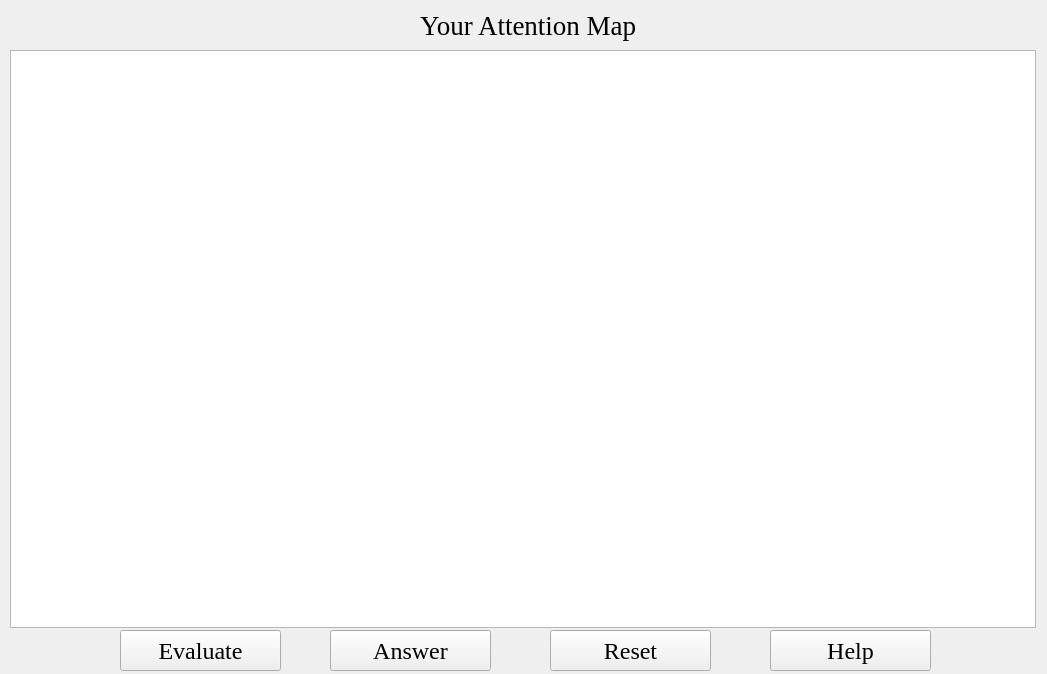
This is demo/train/window.ui in dishangti/StockChart-EyeTrack as Qt 5 draws it before an edit. The edited form follows.
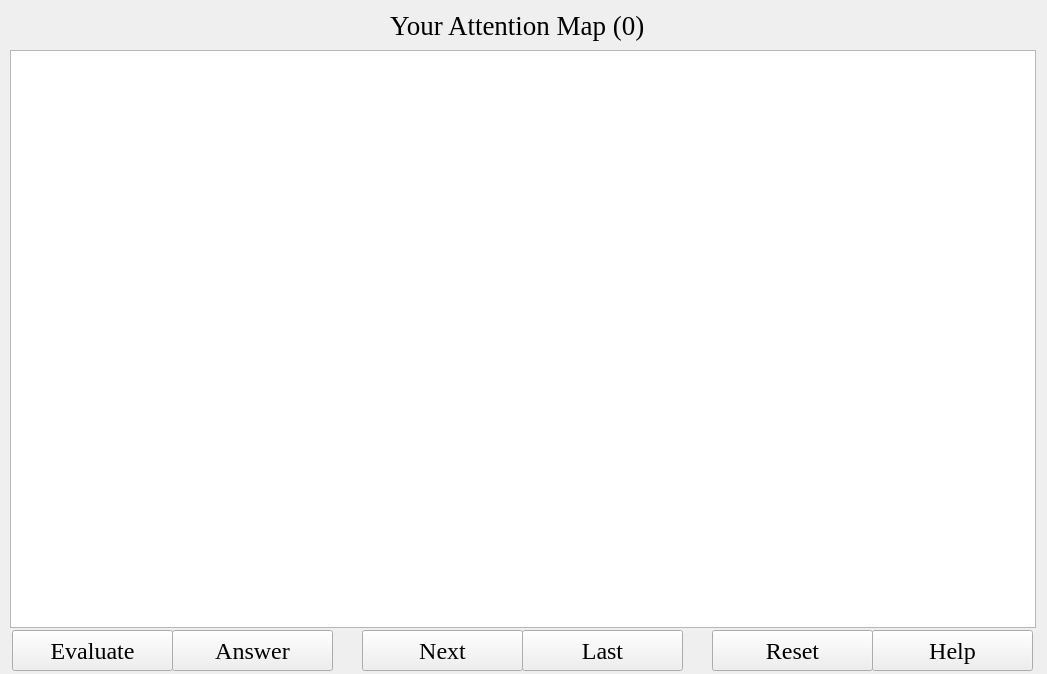
This is the edited form.

Diff of the .ui file:
```diff
--- a/demo/train/window.ui
+++ b/demo/train/window.ui
@@ -27,7 +27,7 @@
    <widget class="QPushButton" name="pushButton_evaluate">
     <property name="geometry">
      <rect>
-      <x>120</x>
+      <x>12</x>
       <y>630</y>
       <width>161</width>
       <height>41</height>
@@ -46,7 +46,7 @@
    <widget class="QPushButton" name="pushButton_answer">
     <property name="geometry">
      <rect>
-      <x>330</x>
+      <x>172</x>
       <y>630</y>
       <width>161</width>
       <height>41</height>
@@ -65,9 +65,9 @@
    <widget class="QLabel" name="label">
     <property name="geometry">
      <rect>
-      <x>420</x>
+      <x>390</x>
       <y>10</y>
-      <width>241</width>
+      <width>281</width>
       <height>31</height>
      </rect>
     </property>
@@ -78,13 +78,13 @@
      </font>
     </property>
     <property name="text">
-     <string>Your Attention Map</string>
+     <string>Your Attention Map (0)</string>
     </property>
    </widget>
    <widget class="QPushButton" name="pushButton_reset">
     <property name="geometry">
      <rect>
-      <x>550</x>
+      <x>712</x>
       <y>630</y>
       <width>161</width>
       <height>41</height>
@@ -103,7 +103,7 @@
    <widget class="QPushButton" name="pushButton">
     <property name="geometry">
      <rect>
-      <x>770</x>
+      <x>872</x>
       <y>630</y>
       <width>161</width>
       <height>41</height>
@@ -119,6 +119,44 @@
      <string>Help</string>
     </property>
    </widget>
+   <widget class="QPushButton" name="pushButton_next">
+    <property name="geometry">
+     <rect>
+      <x>362</x>
+      <y>630</y>
+      <width>161</width>
+      <height>41</height>
+     </rect>
+    </property>
+    <property name="font">
+     <font>
+      <family>Times New Roman</family>
+      <pointsize>18</pointsize>
+     </font>
+    </property>
+    <property name="text">
+     <string>Next</string>
+    </property>
+   </widget>
+   <widget class="QPushButton" name="pushButton_last">
+    <property name="geometry">
+     <rect>
+      <x>522</x>
+      <y>630</y>
+      <width>161</width>
+      <height>41</height>
+     </rect>
+    </property>
+    <property name="font">
+     <font>
+      <family>Times New Roman</family>
+      <pointsize>18</pointsize>
+     </font>
+    </property>
+    <property name="text">
+     <string>Last</string>
+    </property>
+   </widget>
   </widget>
  </widget>
  <resources/>
```
Left out of the diff: 40 changed lines with no effect on the pictures.
